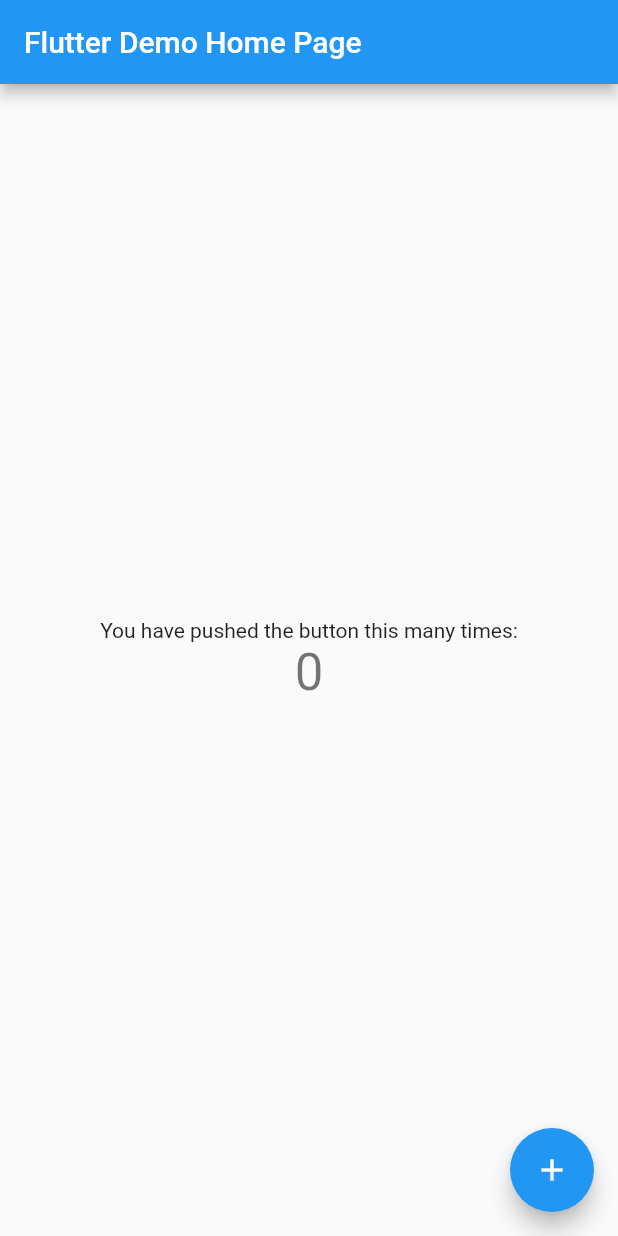
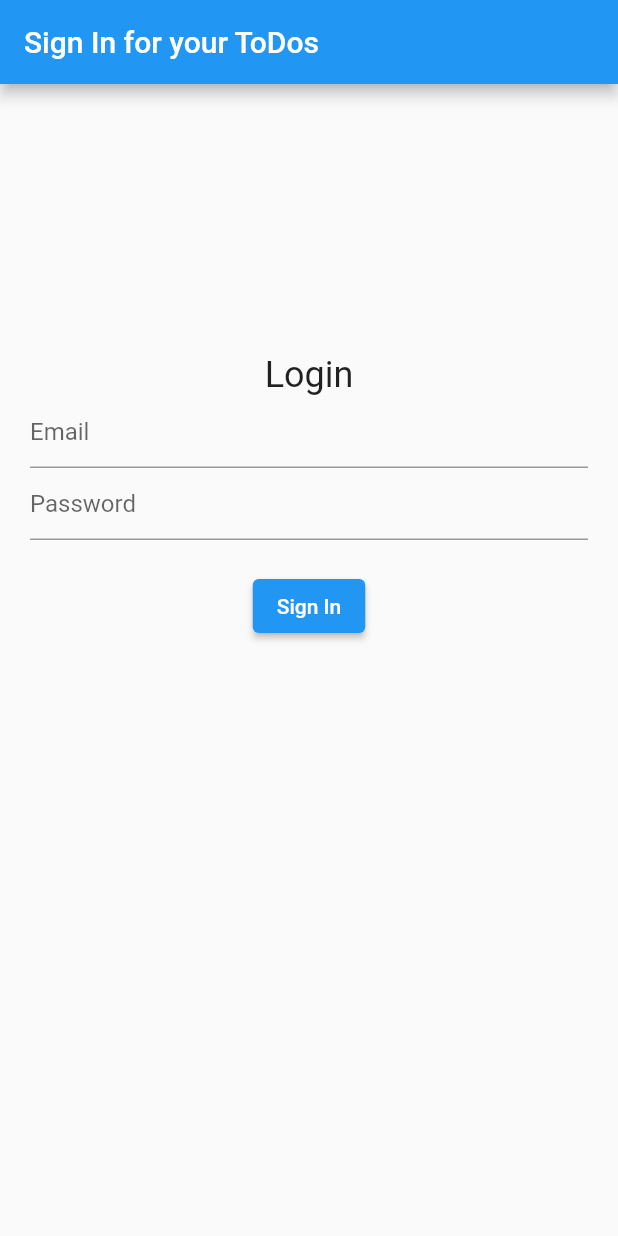
Before and after one commit to alok-hazarika/todo, a Flutter app: the screen it shows after launch, on a phone screen of 412 x 824 dp. Run offline on Flutter 3.47's test engine with Material 2 defaults, Android fonts, the phone set to English and light mode, and no system bars.

Commit message:
login screen added..basic ui

```diff
--- /dev/null
+++ b/todo_app/lib/constants.dart
@@ -0,0 +1,3 @@
+import 'package:flutter/material.dart';
+
+const mainColor = Color(0xff2470c7);
--- a/todo_app/lib/main.dart
+++ b/todo_app/lib/main.dart
@@ -1,4 +1,6 @@
 import 'package:flutter/material.dart';
+
+import 'package:todo_app/screens/login_page.dart';
 
 void main() {
   runApp(MyApp());
@@ -9,105 +11,13 @@ class MyApp extends StatelessWidget {
   @override
   Widget build(BuildContext context) {
     return MaterialApp(
+      debugShowCheckedModeBanner: false,
       title: 'Flutter Demo',
       theme: ThemeData(
-        // This is the theme of your application.
-        //
-        // Try running your application with "flutter run". You'll see the
-        // application has a blue toolbar. Then, without quitting the app, try
-        // changing the primarySwatch below to Colors.green and then invoke
-        // "hot reload" (press "r" in the console where you ran "flutter run",
-        // or simply save your changes to "hot reload" in a Flutter IDE).
-        // Notice that the counter didn't reset back to zero; the application
-        // is not restarted.
         primarySwatch: Colors.blue,
       ),
-      home: MyHomePage(title: 'Flutter Demo Home Page'),
+      // home: MyHomePage(title: 'Flutter Demo Home Page'),
+      home: LoginPage(),
     );
   }
 }
-
-class MyHomePage extends StatefulWidget {
-  MyHomePage({Key? key, required this.title}) : super(key: key);
-
-  // This widget is the home page of your application. It is stateful, meaning
-  // that it has a State object (defined below) that contains fields that affect
-  // how it looks.
-
-  // This class is the configuration for the state. It holds the values (in this
-  // case the title) provided by the parent (in this case the App widget) and
-  // used by the build method of the State. Fields in a Widget subclass are
-  // always marked "final".
-
-  final String title;
-
-  @override
-  _MyHomePageState createState() => _MyHomePageState();
-}
-
-class _MyHomePageState extends State<MyHomePage> {
-  int _counter = 0;
-
-  void _incrementCounter() {
-    setState(() {
-      // This call to setState tells the Flutter framework that something has
-      // changed in this State, which causes it to rerun the build method below
-      // so that the display can reflect the updated values. If we changed
-      // _counter without calling setState(), then the build method would not be
-      // called again, and so nothing would appear to happen.
-      _counter++;
-    });
-  }
-
-  @override
-  Widget build(BuildContext context) {
-    // This method is rerun every time setState is called, for instance as done
-    // by the _incrementCounter method above.
-    //
-    // The Flutter framework has been optimized to make rerunning build methods
-    // fast, so that you can just rebuild anything that needs updating rather
-    // than having to individually change instances of widgets.
-    return Scaffold(
-      appBar: AppBar(
-        // Here we take the value from the MyHomePage object that was created by
-        // the App.build method, and use it to set our appbar title.
-        title: Text(widget.title),
-      ),
-      body: Center(
-        // Center is a layout widget. It takes a single child and positions it
-        // in the middle of the parent.
-        child: Column(
-          // Column is also a layout widget. It takes a list of children and
-          // arranges them vertically. By default, it sizes itself to fit its
-          // children horizontally, and tries to be as tall as its parent.
-          //
-          // Invoke "debug painting" (press "p" in the console, choose the
-          // "Toggle Debug Paint" action from the Flutter Inspector in Android
-          // Studio, or the "Toggle Debug Paint" command in Visual Studio Code)
-          // to see the wireframe for each widget.
-          //
-          // Column has various properties to control how it sizes itself and
-          // how it positions its children. Here we use mainAxisAlignment to
-          // center the children vertically; the main axis here is the vertical
-          // axis because Columns are vertical (the cross axis would be
-          // horizontal).
-          mainAxisAlignment: MainAxisAlignment.center,
-          children: <Widget>[
-            Text(
-              'You have pushed the button this many times:',
-            ),
-            Text(
-              '$_counter',
-              style: Theme.of(context).textTheme.headline4,
-            ),
-          ],
-        ),
-      ),
-      floatingActionButton: FloatingActionButton(
-        onPressed: _incrementCounter,
-        tooltip: 'Increment',
-        child: Icon(Icons.add),
-      ), // This trailing comma makes auto-formatting nicer for build methods.
-    );
-  }
-}
--- /dev/null
+++ b/todo_app/lib/screens/login_page.dart
@@ -0,0 +1,43 @@
+import 'package:flutter/material.dart';
+
+class LoginPage extends StatelessWidget {
+  const LoginPage({Key? key}) : super(key: key);
+
+  @override
+  Widget build(BuildContext context) {
+    return Scaffold(
+      appBar: AppBar(
+        title: Text('Sign In for your ToDos'),
+      ),
+      body: Padding(
+        padding: const EdgeInsets.only(top: 180, left: 20, right: 20),
+        child: Center(
+          child: Column(
+            children: [
+              Text(
+                'Login',
+                style: TextStyle(fontSize: 24),
+              ),
+              TextField(
+                onChanged: (val) {},
+                decoration: InputDecoration(hintText: 'Email'),
+              ),
+              TextField(
+                onChanged: (val) {},
+                obscureText: true,
+                decoration: InputDecoration(hintText: 'Password'),
+              ),
+              Padding(
+                padding: const EdgeInsets.only(top: 20),
+                child: ElevatedButton(
+                  onPressed: () {},
+                  child: Text('Sign In'),
+                ),
+              )
+            ],
+          ),
+        ),
+      ),
+    );
+  }
+}
```
Also changed, not shown: todo_app/pubspec.yaml (+4 -23 lines), todo_app/pubspec.lock, 3 other files.
